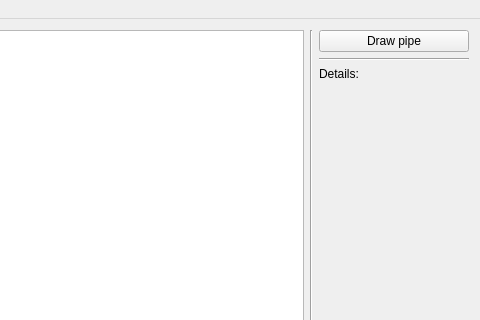
jirvoz/icp_blocks, file src/mainwindow.ui: the form before one commit; both pictures show x 275 to 755 and y 0 to 320 of the 755 by 497 pixel window.
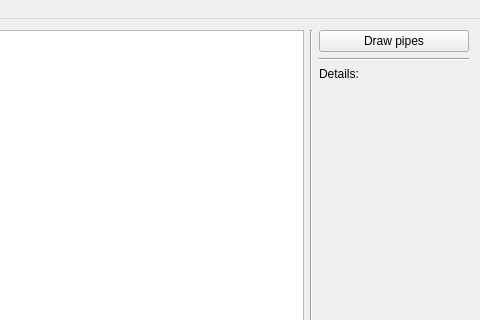
The form after the commit.

Commit message: Add dynamic updating of pipe positions

```diff
--- a/src/mainwindow.ui
+++ b/src/mainwindow.ui
@@ -46,7 +46,7 @@
          </size>
         </property>
         <property name="text">
-         <string>Draw pipe</string>
+         <string>Draw pipes</string>
         </property>
         <property name="checkable">
          <bool>true</bool>
```
The commit also changes 5 other files.
